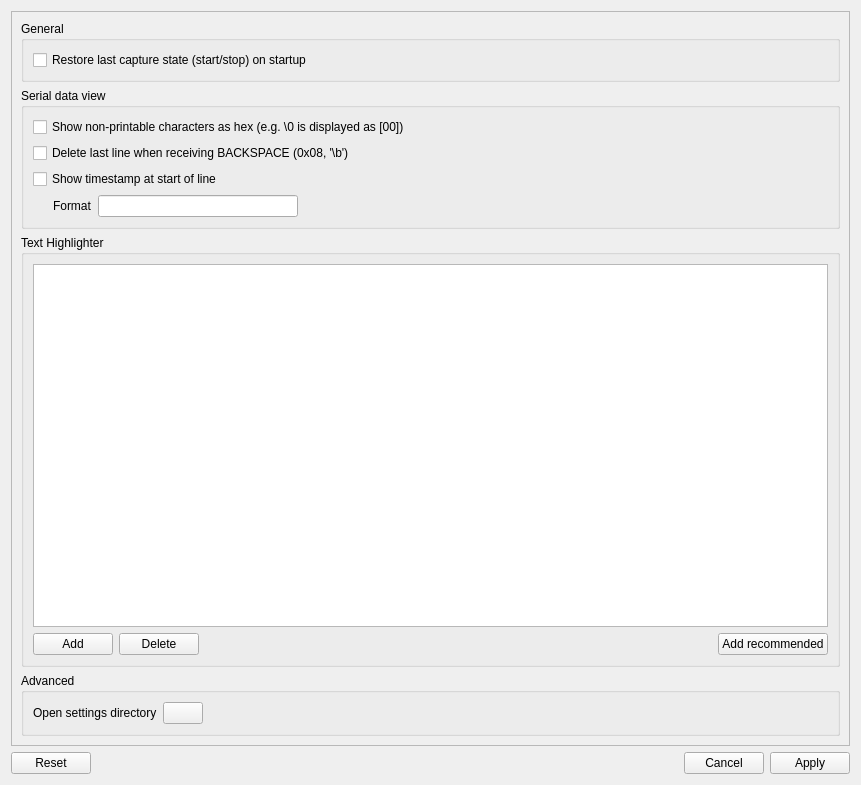
shaag7967/multiserialviewer, file src/multiserialviewer/ui_files/settingsDialog.ui: the form before one commit.
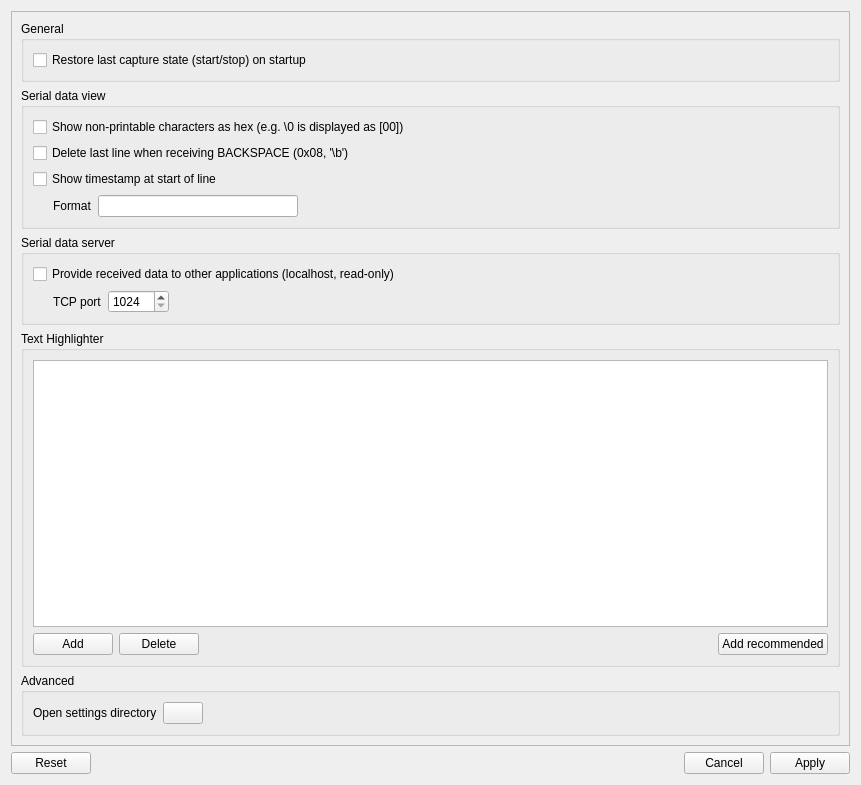
The form after the commit.

Commit message: added serial data server and client (access to opened serial ports by other tools)

```diff
--- a/src/multiserialviewer/ui_files/settingsDialog.ui
+++ b/src/multiserialviewer/ui_files/settingsDialog.ui
@@ -135,6 +135,75 @@
         </layout>
        </widget>
       </item>
+      <item>
+       <widget class="QGroupBox" name="groupBox_5">
+        <property name="title">
+         <string>Serial data server</string>
+        </property>
+        <layout class="QVBoxLayout" name="verticalLayout_7">
+         <item>
+          <widget class="QCheckBox" name="cb_dataServerEnabled">
+           <property name="toolTip">
+            <string>Other applications can read the received data without occupying the serial port themselves.</string>
+           </property>
+           <property name="text">
+            <string>Provide received data to other applications (localhost, read-only)</string>
+           </property>
+          </widget>
+         </item>
+         <item>
+          <layout class="QHBoxLayout" name="horizontalLayout_3">
+           <item>
+            <spacer name="horizontalSpacer_4">
+             <property name="orientation">
+              <enum>Qt::Orientation::Horizontal</enum>
+             </property>
+             <property name="sizeType">
+              <enum>QSizePolicy::Policy::Fixed</enum>
+             </property>
+             <property name="sizeHint" stdset="0">
+              <size>
+               <width>20</width>
+               <height>20</height>
+              </size>
+             </property>
+            </spacer>
+           </item>
+           <item>
+            <widget class="QLabel" name="label_3">
+             <property name="text">
+              <string>TCP port</string>
+             </property>
+            </widget>
+           </item>
+           <item>
+            <widget class="QSpinBox" name="sb_dataServerPort">
+             <property name="minimum">
+              <number>1024</number>
+             </property>
+             <property name="maximum">
+              <number>65535</number>
+             </property>
+            </widget>
+           </item>
+           <item>
+            <spacer name="horizontalSpacer_6">
+             <property name="orientation">
+              <enum>Qt::Orientation::Horizontal</enum>
+             </property>
+             <property name="sizeHint" stdset="0">
+              <size>
+               <width>40</width>
+               <height>20</height>
+              </size>
+             </property>
+            </spacer>
+           </item>
+          </layout>
+         </item>
+        </layout>
+       </widget>
+      </item>
       <item>
        <widget class="QGroupBox" name="groupBox_2">
         <property name="title">
```
The commit also changes 25 other files.
